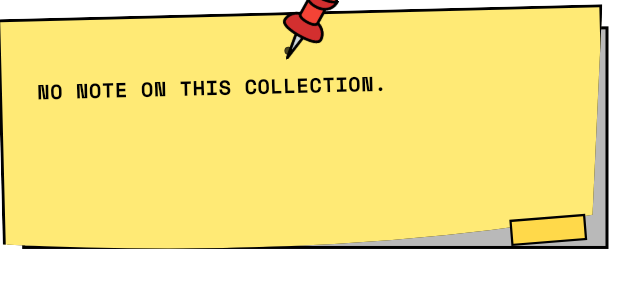
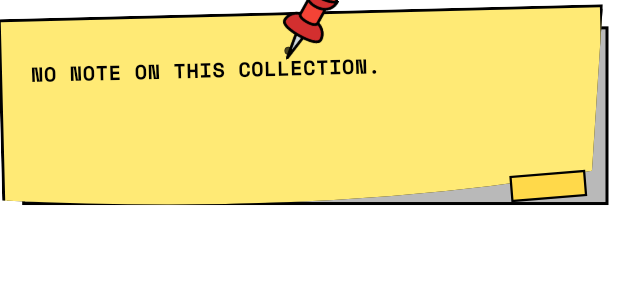
Before and after one commit to chetan2921/reelpin-app, a Flutter app: the _CollectionStickyNote widget shown alone on an empty page, opened directly with empty values, on a phone screen of 412 x 824 dp. Shown: the top 300 px of the screen. Run offline on Flutter 3.47's test engine with Material 3 defaults, Android fonts, the phone set to English and light mode, and no system bars; our stand-ins replace app_links, cached_network_image, firebase_core, firebase_messaging, flutter_local_notifications, flutter_riverpod and 9 more; missing offline and left inert: in_app_update, linkrunner, receive_sharing_intent; accounts and stored records are empty; network calls fail.

Commit message:
Tighten the sticky notes and move editing onto the note
The folder tile's note had 9px insets around 10pt text, so a wrapped second
line ellipsised into the bottom-right corner rather than reading as a block on
the paper. Padding is now 6/4 and the text is centred.

The detail note reserved 38px above the text for the pin, leaving a visible
empty band under it, and the whole note stood 170 tall for two lines of text.
Now 26 above and 140 tall.

The character counters were drawn by TextField's own decoration, which renders
them inside the field's box — the bordered container looked like it held a
second stacked box. They sit below the field now.

Editing moves from the app bar onto the note itself: the note is what you are
editing, and the header was carrying four actions beside a truncated title. A
small pencil in the note's corner keeps it discoverable, and the empty-state
copy no longer points at a button that is gone.

Co-Authored-By: Claude Opus 5 <noreply@anthropic.com>

```diff
--- a/lib/screens/collections/partials/collection_sticky_note.dart
+++ b/lib/screens/collections/partials/collection_sticky_note.dart
@@ -4,17 +4,27 @@ part of '../collection_detail_screen.dart';
 /// Ported from the folders design; the pin, the crease dot and the tape strip
 /// are all part of the drawing.
 class _CollectionStickyNote extends StatelessWidget {
-  const _CollectionStickyNote({required this.note, required this.canEdit});
+  const _CollectionStickyNote({
+    required this.note,
+    required this.canEdit,
+    this.onEdit,
+  });
 
   final String note;
   final bool canEdit;
+
+  /// Tapping the paper edits the collection. Null for viewers and shared views.
+  final VoidCallback? onEdit;
 
   @override
   Widget build(BuildContext context) {
     final layout = AppLayout.of(context);
     final text = note.trim();
-    return SizedBox(
-      height: layout.gap(170),
+    return GestureDetector(
+      onTap: onEdit,
+      behavior: HitTestBehavior.opaque,
+      child: SizedBox(
+        height: layout.gap(140),
         child: Stack(
           clipBehavior: Clip.none,
           children: [
@@ -38,15 +48,20 @@ class _CollectionStickyNote extends StatelessWidget {
                 child: ClipPath(
                   clipper: _StickyNoteClipper(),
                   child: Container(
+                    // Was 38 up top, which left an empty band under the pin
+                    // before the text began.
                     padding: EdgeInsets.fromLTRB(
-                    layout.inset(22),
-                    layout.gap(38),
-                    layout.inset(22),
-                    layout.gap(18),
+                      layout.inset(18),
+                      layout.gap(26),
+                      layout.inset(18),
+                      layout.gap(14),
                     ),
                     decoration: BoxDecoration(
                       color: const Color(0xFFFFEA75),
-                    border: Border.all(color: AppColors.fg(context), width: 2),
+                      border: Border.all(
+                        color: AppColors.fg(context),
+                        width: 2,
+                      ),
                       boxShadow: AppTheme.brutalShadowSmall(context),
                     ),
                     child: Text(
@@ -108,6 +123,18 @@ class _CollectionStickyNote extends StatelessWidget {
                 ),
               ),
             ),
+            // Small pencil in the note's corner so the tap target is
+            // discoverable now that the header no longer carries an edit action.
+            if (onEdit != null)
+              Positioned(
+                top: layout.gap(24),
+                right: layout.inset(26),
+                child: Icon(
+                  Icons.edit,
+                  size: layout.inset(15),
+                  color: AppColors.black.withAlpha(130),
+                ),
+              ),
             Positioned(
               right: layout.inset(20),
               bottom: layout.gap(4),
@@ -118,12 +145,16 @@ class _CollectionStickyNote extends StatelessWidget {
                   height: layout.gap(18),
                   decoration: BoxDecoration(
                     color: const Color(0xFFFFD94A),
-                  border: Border.all(color: AppColors.fg(context), width: 1.5),
+                    border: Border.all(
+                      color: AppColors.fg(context),
+                      width: 1.5,
+                    ),
                   ),
                 ),
               ),
             ),
           ],
+        ),
       ),
     );
   }
```
Also changed, not shown: lib/components/collections/collection_folder_tile.dart (+7 -2 lines), lib/screens/collections/collection_detail_screen.dart (+4 -8 lines), lib/screens/collections/collection_form_sheet.dart (+18 -5 lines). Lines whose indentation alone changed are shown as unchanged.
